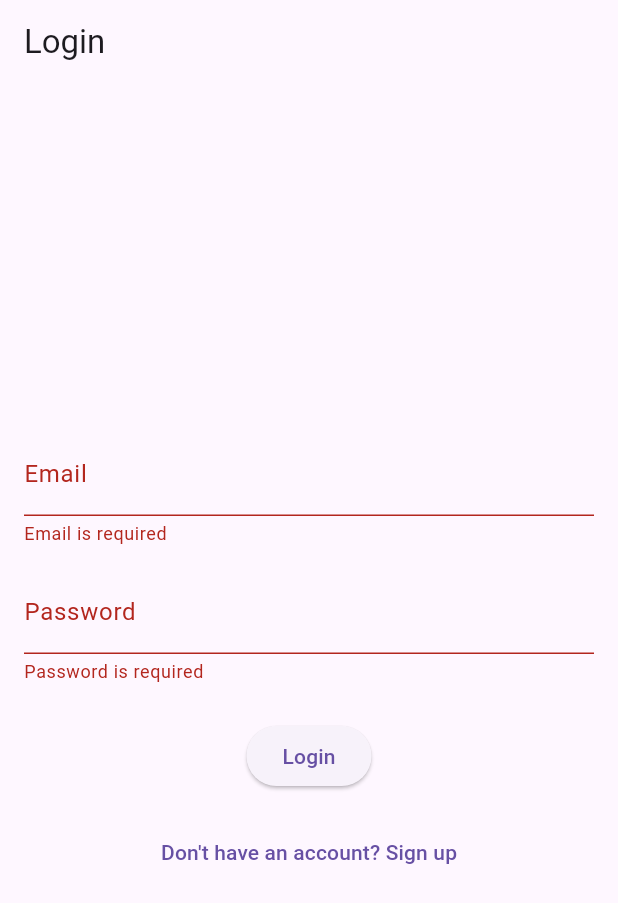
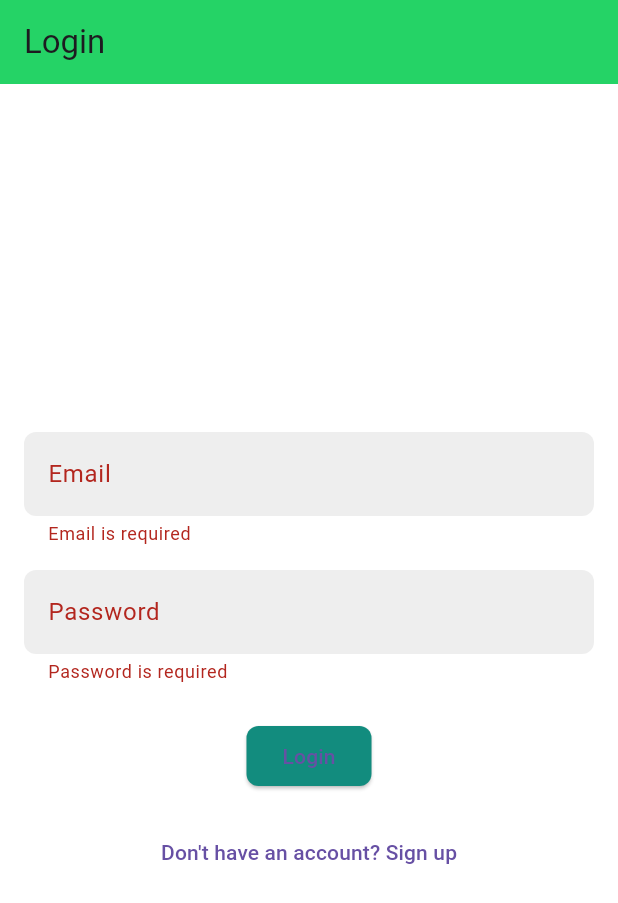
Before and after one commit to OmarAhmed-123/chatAppMentor, a Flutter app: the screen it shows after launch, after a tap on "Login", on a phone screen of 412 x 824 dp. Shown: the top 903 px of the screen. Run offline on Flutter 3.47's test engine with Material 3 defaults, Android fonts, the phone set to English and light mode, and no system bars; accounts and stored records are empty.

Commit message:
the first splash screen

```diff
--- a/lib/core/routes/app_route.dart
+++ b/lib/core/routes/app_route.dart
@@ -1,4 +1,5 @@
 class AppRoutes {
+  static const String splash = '/';
   static const String login = '/login';
   static const String signup = '/signup';
   static const String home = '/home';
--- /dev/null
+++ b/lib/features/splash/views/splash_screen.dart
@@ -0,0 +1,60 @@
+// ignore_for_file: use_super_parameters, library_private_types_in_public_api, use_build_context_synchronously
+
+import 'package:flutter/material.dart';
+import 'package:chatapp/core/routes/app_route.dart';
+
+class SplashScreen extends StatefulWidget {
+  const SplashScreen({Key? key}) : super(key: key);
+
+  @override
+  _SplashScreenState createState() => _SplashScreenState();
+}
+
+class _SplashScreenState extends State<SplashScreen> {
+  @override
+  void initState() {
+    super.initState();
+    _navigateToLogin();
+  }
+
+  _navigateToLogin() async {
+    await Future.delayed(const Duration(seconds: 3));
+    Navigator.pushReplacementNamed(context, AppRoutes.login);
+  }
+
+  @override
+  Widget build(BuildContext context) {
+    return Scaffold(
+      backgroundColor: const Color(0xFF25D366), // WhatsApp green color
+      body: Center(
+        child: Column(
+          mainAxisAlignment: MainAxisAlignment.center,
+          children: [
+            Image.asset(
+              'assets/whatsapp_icon.png',
+              width: 100,
+              height: 100,
+            ),
+            const SizedBox(height: 20),
+            const Text(
+              'WhatsUp',
+              style: TextStyle(
+                color: Colors.white,
+                fontSize: 24,
+                fontWeight: FontWeight.bold,
+              ),
+            ),
+            const SizedBox(height: 10),
+            const Text(
+              'The best chat app of this century',
+              style: TextStyle(
+                color: Colors.white,
+                fontSize: 16,
+              ),
+            ),
+          ],
+        ),
+      ),
+    );
+  }
+}
--- a/lib/main.dart
+++ b/lib/main.dart
@@ -1,34 +1,51 @@
-// ignore_for_file: depend_on_referenced_packages
+// ignore_for_file: use_super_parameters
 
+import 'package:flutter/material.dart';
 import 'package:chatapp/core/routes/app_route.dart';
 import 'package:chatapp/features/auth/views/login_vew.dart';
 import 'package:chatapp/features/auth/views/signup_view.dart';
 import 'package:chatapp/features/home/views/home_view.dart';
-import 'package:flutter/material.dart';
+import 'package:chatapp/features/splash/views/splash_screen.dart';
 
-/*import 'package:chat_app/core/routes/app_routes.dart';
-import 'package:chat_app/features/home/views/home_view.dart';
-import 'package:chat_app/features/auth/views/login_view.dart';
-import 'package:chat_app/features/auth/views/signup_view.dart';
-*/
 void main() {
   runApp(const MyApp());
 }
 
 class MyApp extends StatelessWidget {
-  const MyApp({super.key});
+  const MyApp({Key? key}) : super(key: key);
 
   @override
   Widget build(BuildContext context) {
     return MaterialApp(
-      title: 'Chat App',
+      title: 'WhatsUp',
       debugShowCheckedModeBanner: false,
       theme: ThemeData(
-        primarySwatch: Colors.blue,
-        visualDensity: VisualDensity.adaptivePlatformDensity,
+        primaryColor: const Color(0xFF25D366), // WhatsApp green color
+        scaffoldBackgroundColor: Colors.white,
+        appBarTheme: const AppBarTheme(
+          color: Color(0xFF25D366),
+          elevation: 0,
+        ),
+        inputDecorationTheme: InputDecorationTheme(
+          border: OutlineInputBorder(
+            borderRadius: BorderRadius.circular(8),
+            borderSide: BorderSide.none,
+          ),
+          filled: true,
+          fillColor: Colors.grey[200],
+        ),
+        elevatedButtonTheme: ElevatedButtonThemeData(
+          style: ElevatedButton.styleFrom(
+            backgroundColor: const Color(0xFF128C7E), // WhatsApp dark green
+            shape: RoundedRectangleBorder(
+              borderRadius: BorderRadius.circular(8),
+            ),
+          ),
+        ),
       ),
-      initialRoute: AppRoutes.login,
+      initialRoute: AppRoutes.splash,
       routes: {
+        AppRoutes.splash: (context) => const SplashScreen(),
         AppRoutes.login: (context) => const LoginView(),
         AppRoutes.signup: (context) => const SignupView(),
         AppRoutes.home: (context) => const HomeView(),
```
